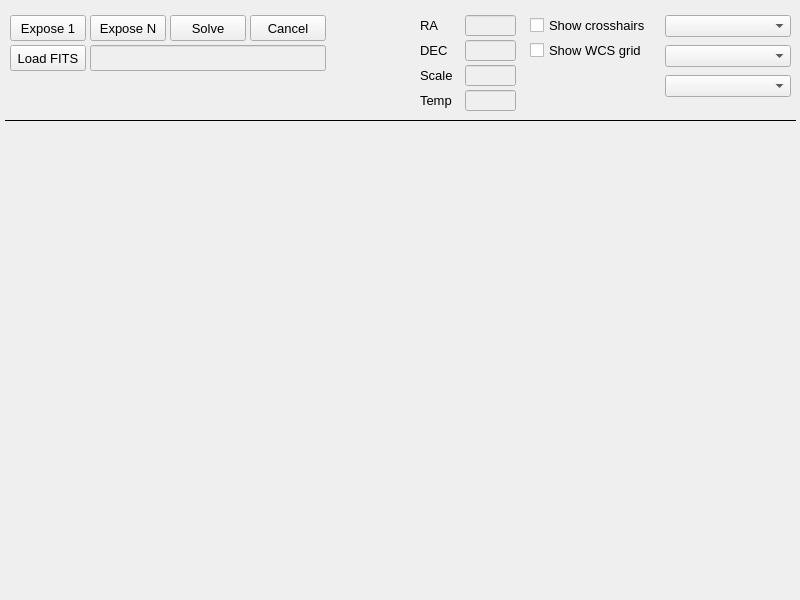
This is mw4/gui/widgets/image.ui in mworion/MountWizzard4 as Qt 5 draws it before an edit. The edited form follows.
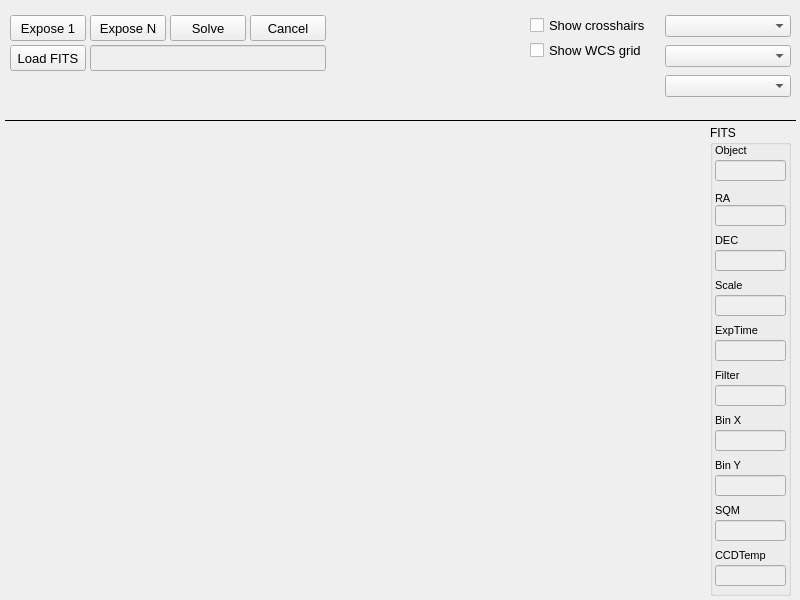
This is the edited form.

```diff
--- a/mw4/gui/widgets/image.ui
+++ b/mw4/gui/widgets/image.ui
@@ -34,20 +34,20 @@
    <property name="geometry">
     <rect>
      <x>5</x>
-     <y>125</y>
-     <width>790</width>
-     <height>470</height>
+     <y>124</y>
+     <width>700</width>
+     <height>471</height>
     </rect>
    </property>
    <property name="minimumSize">
     <size>
-     <width>790</width>
+     <width>700</width>
      <height>270</height>
     </size>
    </property>
    <property name="maximumSize">
     <size>
-     <width>1580</width>
+     <width>1520</width>
      <height>1070</height>
     </size>
    </property>
@@ -272,170 +272,6 @@
     <enum>Qt::Horizontal</enum>
    </property>
   </widget>
-  <widget class="QLineEdit" name="ra">
-   <property name="enabled">
-    <bool>false</bool>
-   </property>
-   <property name="geometry">
-    <rect>
-     <x>465</x>
-     <y>15</y>
-     <width>51</width>
-     <height>21</height>
-    </rect>
-   </property>
-   <property name="font">
-    <font>
-     <pointsize>10</pointsize>
-     <weight>50</weight>
-     <bold>false</bold>
-    </font>
-   </property>
-   <property name="mouseTracking">
-    <bool>false</bool>
-   </property>
-   <property name="focusPolicy">
-    <enum>Qt::NoFocus</enum>
-   </property>
-   <property name="acceptDrops">
-    <bool>false</bool>
-   </property>
-   <property name="toolTip">
-    <string>&lt;html&gt;&lt;head/&gt;&lt;body&gt;&lt;p&gt;&lt;span style=&quot; font-weight:400;&quot;&gt;Shows the solved RA of image in J2000 coordinates&lt;/span&gt;&lt;/p&gt;&lt;/body&gt;&lt;/html&gt;</string>
-   </property>
-   <property name="text">
-    <string/>
-   </property>
-   <property name="alignment">
-    <set>Qt::AlignRight|Qt::AlignTrailing|Qt::AlignVCenter</set>
-   </property>
-   <property name="readOnly">
-    <bool>true</bool>
-   </property>
-  </widget>
-  <widget class="QLineEdit" name="dec">
-   <property name="enabled">
-    <bool>false</bool>
-   </property>
-   <property name="geometry">
-    <rect>
-     <x>465</x>
-     <y>40</y>
-     <width>51</width>
-     <height>21</height>
-    </rect>
-   </property>
-   <property name="font">
-    <font>
-     <pointsize>10</pointsize>
-     <weight>50</weight>
-     <bold>false</bold>
-    </font>
-   </property>
-   <property name="mouseTracking">
-    <bool>false</bool>
-   </property>
-   <property name="focusPolicy">
-    <enum>Qt::NoFocus</enum>
-   </property>
-   <property name="acceptDrops">
-    <bool>false</bool>
-   </property>
-   <property name="toolTip">
-    <string>&lt;html&gt;&lt;head/&gt;&lt;body&gt;&lt;p&gt;&lt;span style=&quot; font-weight:400;&quot;&gt;Shows the solved RA of image in J2000 coordinates&lt;/span&gt;&lt;/p&gt;&lt;/body&gt;&lt;/html&gt;</string>
-   </property>
-   <property name="text">
-    <string/>
-   </property>
-   <property name="alignment">
-    <set>Qt::AlignRight|Qt::AlignTrailing|Qt::AlignVCenter</set>
-   </property>
-   <property name="readOnly">
-    <bool>true</bool>
-   </property>
-  </widget>
-  <widget class="QLineEdit" name="scale">
-   <property name="enabled">
-    <bool>false</bool>
-   </property>
-   <property name="geometry">
-    <rect>
-     <x>465</x>
-     <y>65</y>
-     <width>51</width>
-     <height>21</height>
-    </rect>
-   </property>
-   <property name="font">
-    <font>
-     <pointsize>10</pointsize>
-     <weight>50</weight>
-     <bold>false</bold>
-    </font>
-   </property>
-   <property name="mouseTracking">
-    <bool>false</bool>
-   </property>
-   <property name="focusPolicy">
-    <enum>Qt::NoFocus</enum>
-   </property>
-   <property name="acceptDrops">
-    <bool>false</bool>
-   </property>
-   <property name="toolTip">
-    <string>&lt;html&gt;&lt;head/&gt;&lt;body&gt;&lt;p&gt;&lt;span style=&quot; font-weight:400;&quot;&gt;Shows the solved RA of image in J2000 coordinates&lt;/span&gt;&lt;/p&gt;&lt;/body&gt;&lt;/html&gt;</string>
-   </property>
-   <property name="text">
-    <string/>
-   </property>
-   <property name="alignment">
-    <set>Qt::AlignRight|Qt::AlignTrailing|Qt::AlignVCenter</set>
-   </property>
-   <property name="readOnly">
-    <bool>true</bool>
-   </property>
-  </widget>
-  <widget class="QLineEdit" name="ccdTemp">
-   <property name="enabled">
-    <bool>false</bool>
-   </property>
-   <property name="geometry">
-    <rect>
-     <x>465</x>
-     <y>90</y>
-     <width>51</width>
-     <height>21</height>
-    </rect>
-   </property>
-   <property name="font">
-    <font>
-     <pointsize>10</pointsize>
-     <weight>50</weight>
-     <bold>false</bold>
-    </font>
-   </property>
-   <property name="mouseTracking">
-    <bool>false</bool>
-   </property>
-   <property name="focusPolicy">
-    <enum>Qt::NoFocus</enum>
-   </property>
-   <property name="acceptDrops">
-    <bool>false</bool>
-   </property>
-   <property name="toolTip">
-    <string>&lt;html&gt;&lt;head/&gt;&lt;body&gt;&lt;p&gt;&lt;span style=&quot; font-weight:400;&quot;&gt;Shows the solved RA of image in J2000 coordinates&lt;/span&gt;&lt;/p&gt;&lt;/body&gt;&lt;/html&gt;</string>
-   </property>
-   <property name="text">
-    <string/>
-   </property>
-   <property name="alignment">
-    <set>Qt::AlignRight|Qt::AlignTrailing|Qt::AlignVCenter</set>
-   </property>
-   <property name="readOnly">
-    <bool>true</bool>
-   </property>
-  </widget>
   <widget class="QCheckBox" name="checkShowCrosshairs">
    <property name="geometry">
     <rect>
@@ -484,77 +320,608 @@
     <bool>false</bool>
    </property>
   </widget>
-  <widget class="QLabel" name="label_29">
+  <widget class="QGroupBox" name="groupBox">
    <property name="geometry">
     <rect>
-     <x>420</x>
-     <y>15</y>
-     <width>41</width>
-     <height>21</height>
+     <x>710</x>
+     <y>125</y>
+     <width>81</width>
+     <height>471</height>
     </rect>
    </property>
-   <property name="font">
-    <font>
-     <pointsize>10</pointsize>
-    </font>
+   <property name="title">
+    <string>FITS</string>
    </property>
-   <property name="text">
-    <string>RA</string>
-   </property>
-  </widget>
-  <widget class="QLabel" name="label_30">
-   <property name="geometry">
-    <rect>
-     <x>420</x>
-     <y>40</y>
-     <width>41</width>
-     <height>21</height>
-    </rect>
-   </property>
-   <property name="font">
-    <font>
-     <pointsize>10</pointsize>
-    </font>
-   </property>
-   <property name="text">
-    <string>DEC</string>
-   </property>
-  </widget>
-  <widget class="QLabel" name="label_31">
-   <property name="geometry">
-    <rect>
-     <x>420</x>
-     <y>65</y>
-     <width>41</width>
-     <height>21</height>
-    </rect>
-   </property>
-   <property name="font">
-    <font>
-     <pointsize>10</pointsize>
-    </font>
-   </property>
-   <property name="text">
-    <string>Scale</string>
-   </property>
-  </widget>
-  <widget class="QLabel" name="label_32">
-   <property name="geometry">
-    <rect>
-     <x>420</x>
-     <y>90</y>
-     <width>41</width>
-     <height>21</height>
-    </rect>
-   </property>
-   <property name="font">
-    <font>
-     <pointsize>10</pointsize>
-    </font>
-   </property>
-   <property name="text">
-    <string>Temp</string>
-   </property>
+   <widget class="QLineEdit" name="ccdTemp">
+    <property name="enabled">
+     <bool>false</bool>
+    </property>
+    <property name="geometry">
+     <rect>
+      <x>5</x>
+      <y>440</y>
+      <width>71</width>
+      <height>21</height>
+     </rect>
+    </property>
+    <property name="font">
+     <font>
+      <pointsize>10</pointsize>
+      <weight>50</weight>
+      <bold>false</bold>
+     </font>
+    </property>
+    <property name="mouseTracking">
+     <bool>false</bool>
+    </property>
+    <property name="focusPolicy">
+     <enum>Qt::NoFocus</enum>
+    </property>
+    <property name="acceptDrops">
+     <bool>false</bool>
+    </property>
+    <property name="toolTip">
+     <string>&lt;html&gt;&lt;head/&gt;&lt;body&gt;&lt;p&gt;&lt;span style=&quot; font-weight:400;&quot;&gt;Shows the solved RA of image in J2000 coordinates&lt;/span&gt;&lt;/p&gt;&lt;/body&gt;&lt;/html&gt;</string>
+    </property>
+    <property name="text">
+     <string/>
+    </property>
+    <property name="alignment">
+     <set>Qt::AlignRight|Qt::AlignTrailing|Qt::AlignVCenter</set>
+    </property>
+    <property name="readOnly">
+     <bool>true</bool>
+    </property>
+   </widget>
+   <widget class="QLineEdit" name="expTime">
+    <property name="enabled">
+     <bool>false</bool>
+    </property>
+    <property name="geometry">
+     <rect>
+      <x>5</x>
+      <y>215</y>
+      <width>71</width>
+      <height>21</height>
+     </rect>
+    </property>
+    <property name="font">
+     <font>
+      <pointsize>10</pointsize>
+      <weight>50</weight>
+      <bold>false</bold>
+     </font>
+    </property>
+    <property name="mouseTracking">
+     <bool>false</bool>
+    </property>
+    <property name="focusPolicy">
+     <enum>Qt::NoFocus</enum>
+    </property>
+    <property name="acceptDrops">
+     <bool>false</bool>
+    </property>
+    <property name="toolTip">
+     <string>&lt;html&gt;&lt;head/&gt;&lt;body&gt;&lt;p&gt;&lt;span style=&quot; font-weight:400;&quot;&gt;Shows the solved RA of image in J2000 coordinates&lt;/span&gt;&lt;/p&gt;&lt;/body&gt;&lt;/html&gt;</string>
+    </property>
+    <property name="text">
+     <string/>
+    </property>
+    <property name="alignment">
+     <set>Qt::AlignRight|Qt::AlignTrailing|Qt::AlignVCenter</set>
+    </property>
+    <property name="readOnly">
+     <bool>true</bool>
+    </property>
+   </widget>
+   <widget class="QLineEdit" name="binY">
+    <property name="enabled">
+     <bool>false</bool>
+    </property>
+    <property name="geometry">
+     <rect>
+      <x>5</x>
+      <y>350</y>
+      <width>71</width>
+      <height>21</height>
+     </rect>
+    </property>
+    <property name="font">
+     <font>
+      <pointsize>10</pointsize>
+      <weight>50</weight>
+      <bold>false</bold>
+     </font>
+    </property>
+    <property name="mouseTracking">
+     <bool>false</bool>
+    </property>
+    <property name="focusPolicy">
+     <enum>Qt::NoFocus</enum>
+    </property>
+    <property name="acceptDrops">
+     <bool>false</bool>
+    </property>
+    <property name="toolTip">
+     <string>&lt;html&gt;&lt;head/&gt;&lt;body&gt;&lt;p&gt;&lt;span style=&quot; font-weight:400;&quot;&gt;Shows the solved RA of image in J2000 coordinates&lt;/span&gt;&lt;/p&gt;&lt;/body&gt;&lt;/html&gt;</string>
+    </property>
+    <property name="text">
+     <string/>
+    </property>
+    <property name="alignment">
+     <set>Qt::AlignRight|Qt::AlignTrailing|Qt::AlignVCenter</set>
+    </property>
+    <property name="readOnly">
+     <bool>true</bool>
+    </property>
+   </widget>
+   <widget class="QLineEdit" name="ra">
+    <property name="enabled">
+     <bool>false</bool>
+    </property>
+    <property name="geometry">
+     <rect>
+      <x>5</x>
+      <y>80</y>
+      <width>71</width>
+      <height>21</height>
+     </rect>
+    </property>
+    <property name="font">
+     <font>
+      <pointsize>10</pointsize>
+      <weight>50</weight>
+      <bold>false</bold>
+     </font>
+    </property>
+    <property name="mouseTracking">
+     <bool>false</bool>
+    </property>
+    <property name="focusPolicy">
+     <enum>Qt::NoFocus</enum>
+    </property>
+    <property name="acceptDrops">
+     <bool>false</bool>
+    </property>
+    <property name="toolTip">
+     <string>&lt;html&gt;&lt;head/&gt;&lt;body&gt;&lt;p&gt;&lt;span style=&quot; font-weight:400;&quot;&gt;Shows the solved RA of image in J2000 coordinates&lt;/span&gt;&lt;/p&gt;&lt;/body&gt;&lt;/html&gt;</string>
+    </property>
+    <property name="text">
+     <string/>
+    </property>
+    <property name="alignment">
+     <set>Qt::AlignRight|Qt::AlignTrailing|Qt::AlignVCenter</set>
+    </property>
+    <property name="readOnly">
+     <bool>true</bool>
+    </property>
+   </widget>
+   <widget class="QLabel" name="label_38">
+    <property name="geometry">
+     <rect>
+      <x>5</x>
+      <y>420</y>
+      <width>51</width>
+      <height>21</height>
+     </rect>
+    </property>
+    <property name="font">
+     <font>
+      <pointsize>8</pointsize>
+     </font>
+    </property>
+    <property name="text">
+     <string>CCDTemp</string>
+    </property>
+   </widget>
+   <widget class="QLabel" name="label_31">
+    <property name="geometry">
+     <rect>
+      <x>5</x>
+      <y>150</y>
+      <width>51</width>
+      <height>21</height>
+     </rect>
+    </property>
+    <property name="font">
+     <font>
+      <pointsize>8</pointsize>
+     </font>
+    </property>
+    <property name="text">
+     <string>Scale</string>
+    </property>
+   </widget>
+   <widget class="QLabel" name="label_34">
+    <property name="geometry">
+     <rect>
+      <x>5</x>
+      <y>240</y>
+      <width>51</width>
+      <height>21</height>
+     </rect>
+    </property>
+    <property name="font">
+     <font>
+      <pointsize>8</pointsize>
+     </font>
+    </property>
+    <property name="text">
+     <string>Filter</string>
+    </property>
+   </widget>
+   <widget class="QLabel" name="label_32">
+    <property name="geometry">
+     <rect>
+      <x>5</x>
+      <y>15</y>
+      <width>51</width>
+      <height>21</height>
+     </rect>
+    </property>
+    <property name="font">
+     <font>
+      <pointsize>8</pointsize>
+     </font>
+    </property>
+    <property name="text">
+     <string>Object</string>
+    </property>
+   </widget>
+   <widget class="QLineEdit" name="sqm">
+    <property name="enabled">
+     <bool>false</bool>
+    </property>
+    <property name="geometry">
+     <rect>
+      <x>5</x>
+      <y>395</y>
+      <width>71</width>
+      <height>21</height>
+     </rect>
+    </property>
+    <property name="font">
+     <font>
+      <pointsize>10</pointsize>
+      <weight>50</weight>
+      <bold>false</bold>
+     </font>
+    </property>
+    <property name="mouseTracking">
+     <bool>false</bool>
+    </property>
+    <property name="focusPolicy">
+     <enum>Qt::NoFocus</enum>
+    </property>
+    <property name="acceptDrops">
+     <bool>false</bool>
+    </property>
+    <property name="toolTip">
+     <string>&lt;html&gt;&lt;head/&gt;&lt;body&gt;&lt;p&gt;&lt;span style=&quot; font-weight:400;&quot;&gt;Shows the solved RA of image in J2000 coordinates&lt;/span&gt;&lt;/p&gt;&lt;/body&gt;&lt;/html&gt;</string>
+    </property>
+    <property name="text">
+     <string/>
+    </property>
+    <property name="alignment">
+     <set>Qt::AlignRight|Qt::AlignTrailing|Qt::AlignVCenter</set>
+    </property>
+    <property name="readOnly">
+     <bool>true</bool>
+    </property>
+   </widget>
+   <widget class="QLabel" name="label_36">
+    <property name="geometry">
+     <rect>
+      <x>5</x>
+      <y>330</y>
+      <width>51</width>
+      <height>21</height>
+     </rect>
+    </property>
+    <property name="font">
+     <font>
+      <pointsize>8</pointsize>
+     </font>
+    </property>
+    <property name="text">
+     <string>Bin Y</string>
+    </property>
+   </widget>
+   <widget class="QLineEdit" name="dec">
+    <property name="enabled">
+     <bool>false</bool>
+    </property>
+    <property name="geometry">
+     <rect>
+      <x>5</x>
+      <y>125</y>
+      <width>71</width>
+      <height>21</height>
+     </rect>
+    </property>
+    <property name="font">
+     <font>
+      <pointsize>10</pointsize>
+      <weight>50</weight>
+      <bold>false</bold>
+     </font>
+    </property>
+    <property name="mouseTracking">
+     <bool>false</bool>
+    </property>
+    <property name="focusPolicy">
+     <enum>Qt::NoFocus</enum>
+    </property>
+    <property name="acceptDrops">
+     <bool>false</bool>
+    </property>
+    <property name="toolTip">
+     <string>&lt;html&gt;&lt;head/&gt;&lt;body&gt;&lt;p&gt;&lt;span style=&quot; font-weight:400;&quot;&gt;Shows the solved RA of image in J2000 coordinates&lt;/span&gt;&lt;/p&gt;&lt;/body&gt;&lt;/html&gt;</string>
+    </property>
+    <property name="text">
+     <string/>
+    </property>
+    <property name="alignment">
+     <set>Qt::AlignRight|Qt::AlignTrailing|Qt::AlignVCenter</set>
+    </property>
+    <property name="readOnly">
+     <bool>true</bool>
+    </property>
+   </widget>
+   <widget class="QLineEdit" name="filter">
+    <property name="enabled">
+     <bool>false</bool>
+    </property>
+    <property name="geometry">
+     <rect>
+      <x>5</x>
+      <y>260</y>
+      <width>71</width>
+      <height>21</height>
+     </rect>
+    </property>
+    <property name="font">
+     <font>
+      <pointsize>10</pointsize>
+      <weight>50</weight>
+      <bold>false</bold>
+     </font>
+    </property>
+    <property name="mouseTracking">
+     <bool>false</bool>
+    </property>
+    <property name="focusPolicy">
+     <enum>Qt::NoFocus</enum>
+    </property>
+    <property name="acceptDrops">
+     <bool>false</bool>
+    </property>
+    <property name="toolTip">
+     <string>&lt;html&gt;&lt;head/&gt;&lt;body&gt;&lt;p&gt;&lt;span style=&quot; font-weight:400;&quot;&gt;Shows the solved RA of image in J2000 coordinates&lt;/span&gt;&lt;/p&gt;&lt;/body&gt;&lt;/html&gt;</string>
+    </property>
+    <property name="text">
+     <string/>
+    </property>
+    <property name="alignment">
+     <set>Qt::AlignRight|Qt::AlignTrailing|Qt::AlignVCenter</set>
+    </property>
+    <property name="readOnly">
+     <bool>true</bool>
+    </property>
+   </widget>
+   <widget class="QLineEdit" name="binX">
+    <property name="enabled">
+     <bool>false</bool>
+    </property>
+    <property name="geometry">
+     <rect>
+      <x>5</x>
+      <y>305</y>
+      <width>71</width>
+      <height>21</height>
+     </rect>
+    </property>
+    <property name="font">
+     <font>
+      <pointsize>10</pointsize>
+      <weight>50</weight>
+      <bold>false</bold>
+     </font>
+    </property>
+    <property name="mouseTracking">
+     <bool>false</bool>
+    </property>
+    <property name="focusPolicy">
+     <enum>Qt::NoFocus</enum>
+    </property>
+    <property name="acceptDrops">
+     <bool>false</bool>
+    </property>
+    <property name="toolTip">
+     <string>&lt;html&gt;&lt;head/&gt;&lt;body&gt;&lt;p&gt;&lt;span style=&quot; font-weight:400;&quot;&gt;Shows the solved RA of image in J2000 coordinates&lt;/span&gt;&lt;/p&gt;&lt;/body&gt;&lt;/html&gt;</string>
+    </property>
+    <property name="text">
+     <string/>
+    </property>
+    <property name="alignment">
+     <set>Qt::AlignRight|Qt::AlignTrailing|Qt::AlignVCenter</set>
+    </property>
+    <property name="readOnly">
+     <bool>true</bool>
+    </property>
+   </widget>
+   <widget class="QLabel" name="label_29">
+    <property name="geometry">
+     <rect>
+      <x>5</x>
+      <y>65</y>
+      <width>51</width>
+      <height>16</height>
+     </rect>
+    </property>
+    <property name="font">
+     <font>
+      <pointsize>8</pointsize>
+     </font>
+    </property>
+    <property name="text">
+     <string>RA</string>
+    </property>
+   </widget>
+   <widget class="QLabel" name="label_35">
+    <property name="geometry">
+     <rect>
+      <x>5</x>
+      <y>285</y>
+      <width>51</width>
+      <height>21</height>
+     </rect>
+    </property>
+    <property name="font">
+     <font>
+      <pointsize>8</pointsize>
+     </font>
+    </property>
+    <property name="text">
+     <string>Bin X</string>
+    </property>
+   </widget>
+   <widget class="QLabel" name="label_37">
+    <property name="geometry">
+     <rect>
+      <x>5</x>
+      <y>375</y>
+      <width>51</width>
+      <height>21</height>
+     </rect>
+    </property>
+    <property name="font">
+     <font>
+      <pointsize>8</pointsize>
+     </font>
+    </property>
+    <property name="text">
+     <string>SQM</string>
+    </property>
+   </widget>
+   <widget class="QLabel" name="label_30">
+    <property name="geometry">
+     <rect>
+      <x>5</x>
+      <y>105</y>
+      <width>51</width>
+      <height>21</height>
+     </rect>
+    </property>
+    <property name="font">
+     <font>
+      <pointsize>8</pointsize>
+     </font>
+    </property>
+    <property name="text">
+     <string>DEC</string>
+    </property>
+   </widget>
+   <widget class="QLineEdit" name="object">
+    <property name="enabled">
+     <bool>false</bool>
+    </property>
+    <property name="geometry">
+     <rect>
+      <x>5</x>
+      <y>35</y>
+      <width>71</width>
+      <height>21</height>
+     </rect>
+    </property>
+    <property name="font">
+     <font>
+      <pointsize>10</pointsize>
+      <weight>50</weight>
+      <bold>false</bold>
+     </font>
+    </property>
+    <property name="mouseTracking">
+     <bool>false</bool>
+    </property>
+    <property name="focusPolicy">
+     <enum>Qt::NoFocus</enum>
+    </property>
+    <property name="acceptDrops">
+     <bool>false</bool>
+    </property>
+    <property name="toolTip">
+     <string>&lt;html&gt;&lt;head/&gt;&lt;body&gt;&lt;p&gt;&lt;span style=&quot; font-weight:400;&quot;&gt;Shows the solved RA of image in J2000 coordinates&lt;/span&gt;&lt;/p&gt;&lt;/body&gt;&lt;/html&gt;</string>
+    </property>
+    <property name="text">
+     <string/>
+    </property>
+    <property name="alignment">
+     <set>Qt::AlignRight|Qt::AlignTrailing|Qt::AlignVCenter</set>
+    </property>
+    <property name="readOnly">
+     <bool>true</bool>
+    </property>
+   </widget>
+   <widget class="QLabel" name="label">
+    <property name="geometry">
+     <rect>
+      <x>5</x>
+      <y>195</y>
+      <width>51</width>
+      <height>21</height>
+     </rect>
+    </property>
+    <property name="font">
+     <font>
+      <pointsize>8</pointsize>
+     </font>
+    </property>
+    <property name="text">
+     <string>ExpTime</string>
+    </property>
+   </widget>
+   <widget class="QLineEdit" name="scale">
+    <property name="enabled">
+     <bool>false</bool>
+    </property>
+    <property name="geometry">
+     <rect>
+      <x>5</x>
+      <y>170</y>
+      <width>71</width>
+      <height>21</height>
+     </rect>
+    </property>
+    <property name="font">
+     <font>
+      <pointsize>10</pointsize>
+      <weight>50</weight>
+      <bold>false</bold>
+     </font>
+    </property>
+    <property name="mouseTracking">
+     <bool>false</bool>
+    </property>
+    <property name="focusPolicy">
+     <enum>Qt::NoFocus</enum>
+    </property>
+    <property name="acceptDrops">
+     <bool>false</bool>
+    </property>
+    <property name="toolTip">
+     <string>&lt;html&gt;&lt;head/&gt;&lt;body&gt;&lt;p&gt;&lt;span style=&quot; font-weight:400;&quot;&gt;Shows the solved RA of image in J2000 coordinates&lt;/span&gt;&lt;/p&gt;&lt;/body&gt;&lt;/html&gt;</string>
+    </property>
+    <property name="text">
+     <string/>
+    </property>
+    <property name="alignment">
+     <set>Qt::AlignRight|Qt::AlignTrailing|Qt::AlignVCenter</set>
+    </property>
+    <property name="readOnly">
+     <bool>true</bool>
+    </property>
+   </widget>
   </widget>
  </widget>
  <resources/>
```
